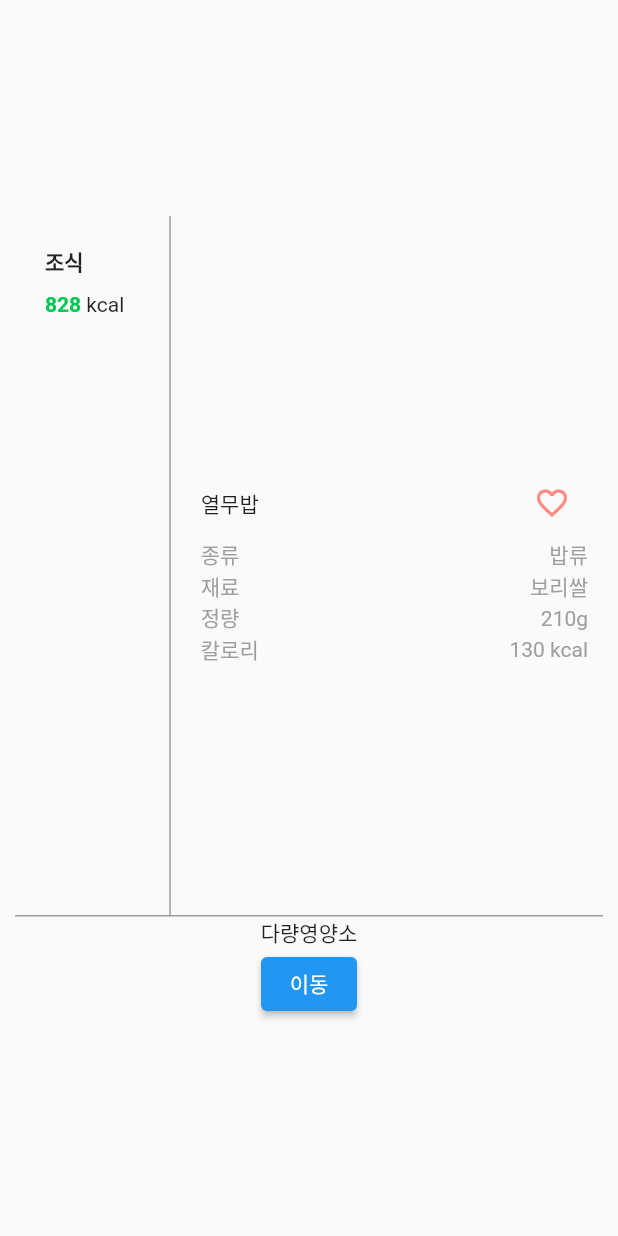
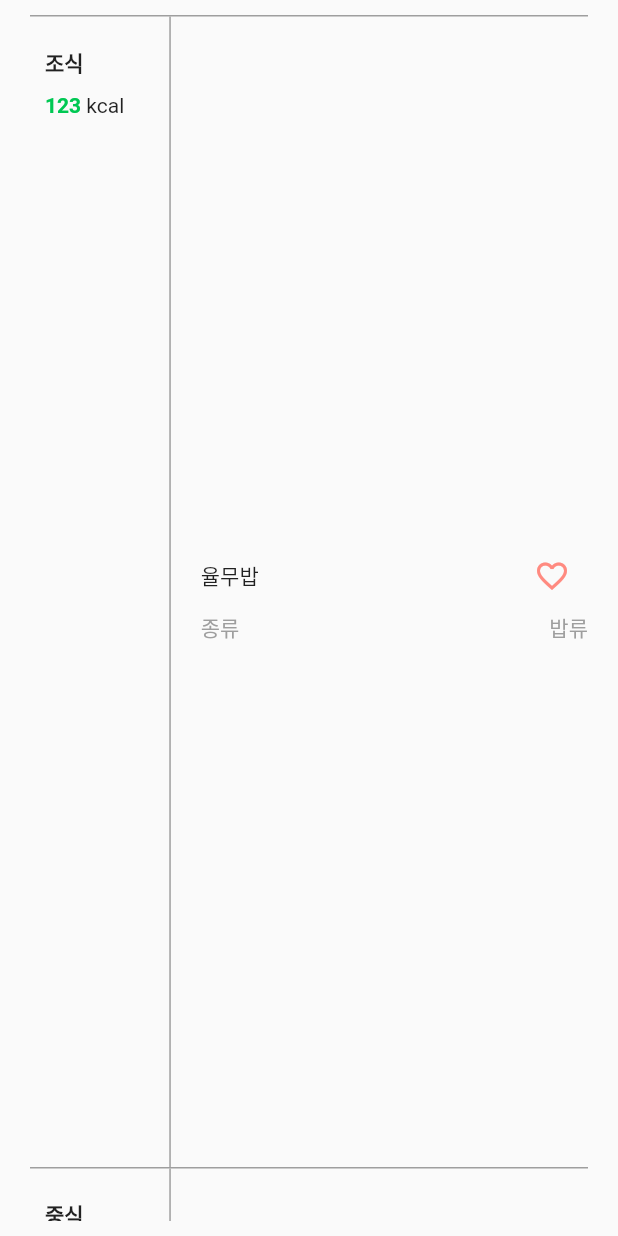
Before and after one commit to dongk0902/project_task, a Flutter app: the screen it shows after launch, on a phone screen of 412 x 824 dp. Run offline on Flutter 3.47's test engine with Material 2 defaults, Android fonts, the phone set to English and light mode, and no system bars.

Commit message:
second commit

```diff
--- a/lib/component/meal.dart
+++ b/lib/component/meal.dart
@@ -2,7 +2,7 @@ import 'package:flutter/material.dart';
 
 class Meal extends StatelessWidget {
   final String when;
-  final int kcalNumber;
+  final String kcalNumber;
   const Meal({
     required this.when,
     required this.kcalNumber,
@@ -18,7 +18,7 @@ class Meal extends StatelessWidget {
         ),
       ),
       child: Padding(
-        padding: const EdgeInsets.fromLTRB(10, 20, 30, 400),
+        padding: const EdgeInsets.fromLTRB(10, 20, 30, 700),
         child: Column(
           crossAxisAlignment: CrossAxisAlignment.start,
           children: [
@@ -32,7 +32,7 @@ class Meal extends StatelessWidget {
             Row(
               children: [
                 Text(
-                  '${kcalNumber}',
+                  '$kcalNumber',
                   style: TextStyle(
                       color: Colors.greenAccent[700],
                       fontWeight: FontWeight.w700),
--- a/lib/component/mealmenu.dart
+++ b/lib/component/mealmenu.dart
@@ -5,16 +5,20 @@ import '../utils/divider.dart';
 import 'menu.dart';
 
 class MealMenu extends StatelessWidget {
+  final BoxBorder? mealMenuBorder;
   final String when;
-  final int kcalNumber;
+  final String kcalNumber;
   final String menu;
-  final BoxBorder? mealMenuBorder;
+  final String firstText;
+  final String secondText;
 
   const MealMenu({
+    this.mealMenuBorder,
     required this.when,
     required this.kcalNumber,
     required this.menu,
-    this.mealMenuBorder,
+    required this.firstText,
+    required this.secondText,
     Key? key,
   }) : super(key: key);
 
@@ -28,9 +32,16 @@ class MealMenu extends StatelessWidget {
       child: Row(
         mainAxisAlignment: MainAxisAlignment.center,
         children: [
-          Meal(when: when, kcalNumber: kcalNumber),
+          Meal(
+            when: when,
+            kcalNumber: kcalNumber,
+          ),
           RenderVerticalDivider(),
-          Menu(menu: menu),
+          Menu(
+            menu: menu,
+            firstText: firstText,
+            secondText: secondText,
+          ),
         ],
       ),
     );
--- a/lib/component/menu.dart
+++ b/lib/component/menu.dart
@@ -4,8 +4,13 @@ import 'package:project_task/utils/row.dart';
 
 class Menu extends StatelessWidget {
   final String menu;
+  final String firstText;
+  final String secondText;
+
   const Menu({
     required this.menu,
+    required this.firstText,
+    required this.secondText,
     Key? key,
   }) : super(key: key);
 
@@ -29,10 +34,7 @@ class Menu extends StatelessWidget {
               ),
             ],
           ),
-          MenuRow(firstText: '종류', secondText: '밥류'),
-          MenuRow(firstText: '재료', secondText: '보리쌀'),
-          MenuRow(firstText: '정량', secondText: '210g'),
-          MenuRow(firstText: '칼로리', secondText: '130 kcal'),
+          MenuRow(firstText: firstText, secondText: secondText),
         ],
       ),
     );
--- a/lib/main.dart
+++ b/lib/main.dart
@@ -3,6 +3,8 @@ import 'package:project_task/screen/homscreen.dart';
 
 void main() => runApp(
       MaterialApp(
-        home: HomeScreen(),
+        home: Scaffold(
+          body: HomeScreen(),
+        ),
       ),
     );
--- a/lib/screen/exam.dart
+++ /dev/null
@@ -1,62 +0,0 @@
-import 'package:flutter/material.dart';
-import 'dart:convert';
-import 'package:http/http.dart' as http;
-import 'package:flutter/cupertino.dart';
-import 'package:project_task/component/mealmenu.dart';
-import 'package:project_task/utils/divider.dart';
-
-class Okay extends StatefulWidget {
-  const Okay({Key? key}) : super(key: key);
-
-  @override
-  State<Okay> createState() => _OkayState();
-}
-
-class _OkayState extends State<Okay> {
-  var mealList = [
-    '조식',
-    '중식',
-    '석식',
-  ];
-
-  var kcalList = 000;
-
-  var menuList = [
-    '율무밥',
-    '열무보리비빔밥',
-    '찹쌀땅콩밥',
-  ];
-
-  @override
-  Widget build(BuildContext context) {
-    BorderSide _borderside = BorderSide(color: Colors.grey);
-
-    return Scaffold(
-      body: Column(
-        children: [
-          const SizedBox(height: 10),
-          Expanded(
-            child: ListView.builder(
-              itemBuilder: (context, index) {
-                return MealMenu(
-                  mealMenuBorder: index + 1 == mealList.length
-                      ? Border(
-                          top: _borderside,
-                          bottom: _borderside,
-                        )
-                      : Border(
-                          top: _borderside,
-                        ),
-                  when: mealList[index],
-                  kcalNumber: kcalList,
-                  menu: menuList[index],
-                );
-              },
-              itemCount: mealList.length,
-            ),
-          ),
-        ],
-      ),
-    );
-  }
-}
--- a/lib/screen/homscreen.dart
+++ b/lib/screen/homscreen.dart
@@ -3,7 +3,9 @@ import 'package:project_task/component/mealmenu.dart';
 import 'package:project_task/utils/divider.dart';
 
 import '../component/data/network.dart';
-import 'exam.dart';
+import 'dart:convert';
+import 'package:http/http.dart' as http;
+import 'package:flutter/cupertino.dart';
 
 const apiKey = '947197bdd2b24d219e57';
 
@@ -20,34 +22,73 @@ class _HomeScreenState extends State<HomeScreen> {
         'http://openapi.foodsafetykorea.go.kr/api/${apiKey}/I2790/json/1/21');
   }
 
+  var mealList = [
+    '조식',
+    '중식',
+    '석식',
+  ];
+
+  var kcalList = [
+    '123',
+    '456',
+    '789',
+  ];
+
+  var menuList = [
+    '율무밥',
+    '열무보리비빔밥',
+    '찹쌀땅콩밥',
+  ];
+
+  var dataList = [
+    '종류',
+    '재료',
+    '정량',
+    '칼로리',
+  ];
+
+  var dataValue = [
+    '밥류',
+    '보리쌀',
+    '210g',
+    '130kcal',
+  ];
+
   @override
   Widget build(BuildContext context) {
-    return Scaffold(
-      body: Center(
-        child: Column(
-          mainAxisAlignment: MainAxisAlignment.center,
-          children: [
-            MealMenu(
-              when: '조식',
-              kcalNumber: 828,
-              menu: '열무밥',
-            ),
-            RenderDivider(),
-            Text('다량영양소'),
-            ElevatedButton(
-              onPressed: () {
-                Navigator.push(
-                  context,
-                  MaterialPageRoute(
-                    builder: (_) => Okay(),
-                  ),
-                );
-              },
-              child: Text('이동'),
-            ),
-          ],
+    var M = MediaQuery.of(context);
+    print("넓이 : ${M.size.width}");
+    print("높이:${M.size.height}");
+
+    BorderSide _borderside = BorderSide(color: Colors.grey);
+
+    return Column(
+      children: [
+        const SizedBox(height: 10),
+        Expanded(
+          child: ListView.builder(
+            itemBuilder: (context, index) {
+              return MealMenu(
+                mealMenuBorder: index + 1 == mealList.length
+                    ? Border(
+                        top: _borderside,
+                        bottom: _borderside,
+                      )
+                    : Border(
+                        top: _borderside,
+                      ),
+                when: mealList[index],
+                kcalNumber: kcalList[index],
+                menu: menuList[index],
+                firstText: dataList[index],
+                secondText: dataValue[index],
+              );
+            },
+            itemCount: mealList.length,
+          ),
         ),
-      ),
+        SizedBox(height: 10),
+      ],
     );
   }
 }
```
